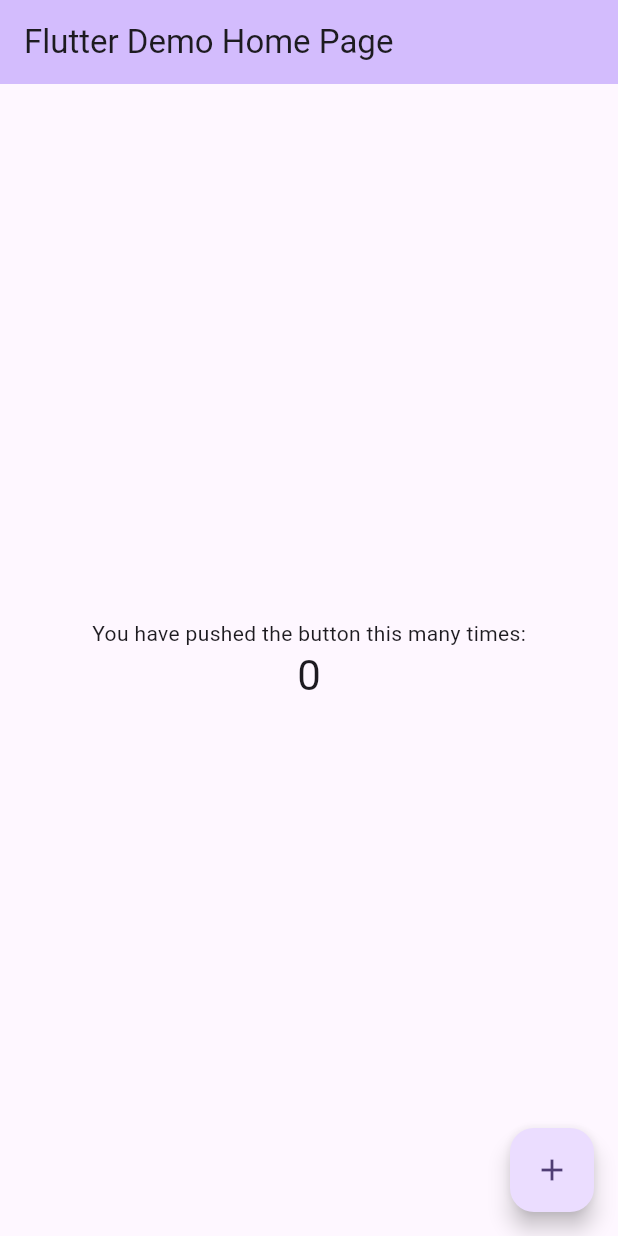
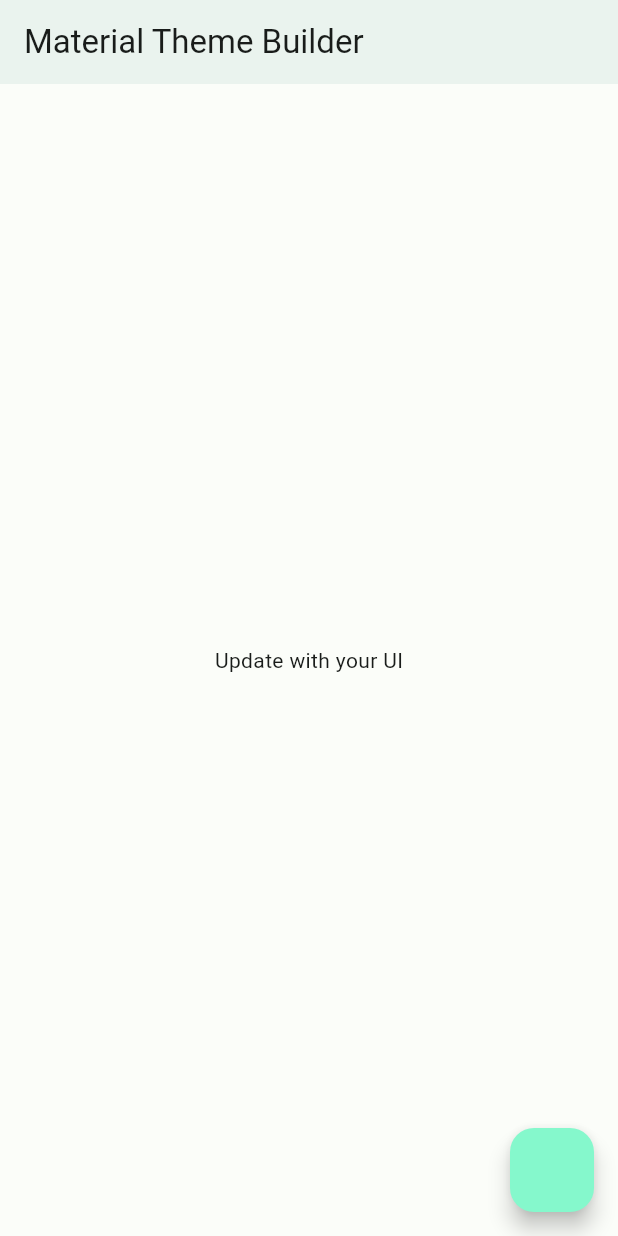
Before and after one commit to bisor0627/aja-aja-app, a Flutter app: the screen it shows after launch, on a phone screen of 412 x 824 dp. Run offline on Flutter 3.47's test engine with Material 2 defaults, Android fonts, the phone set to English and light mode, and no system bars; drawn by our look-alikes of dynamic_color.

Commit message:
✨ Add. Color Theme file
Ref: https://m3.material.io/theme-builder#/dynamic

```diff
--- a/lib/main.dart
+++ b/lib/main.dart
@@ -1,125 +1,75 @@
+import 'package:dynamic_color/dynamic_color.dart';
 import 'package:flutter/material.dart';
+
+import 'theme/theme.dart';
 
 void main() {
   runApp(const MyApp());
 }
 
 class MyApp extends StatelessWidget {
-  const MyApp({super.key});
+  const MyApp({Key? key}) : super(key: key);
 
   // This widget is the root of your application.
   @override
   Widget build(BuildContext context) {
+    return DynamicColorBuilder(
+      builder: (ColorScheme? lightDynamic, ColorScheme? darkDynamic) {
+        ColorScheme lightScheme;
+        ColorScheme darkScheme;
+
+        if (lightDynamic != null && darkDynamic != null) {
+          lightScheme = lightDynamic.harmonized();
+          lightCustomColors = lightCustomColors.harmonized(lightScheme);
+
+          // Repeat for the dark color scheme.
+          darkScheme = darkDynamic.harmonized();
+          darkCustomColors = darkCustomColors.harmonized(darkScheme);
+        } else {
+          // Otherwise, use fallback schemes.
+          lightScheme = lightColorScheme;
+          darkScheme = darkColorScheme;
+        }
+
         return MaterialApp(
-      title: 'Flutter Demo',
           theme: ThemeData(
-        // This is the theme of your application.
-        //
-        // TRY THIS: Try running your application with "flutter run". You'll see
-        // the application has a blue toolbar. Then, without quitting the app,
-        // try changing the seedColor in the colorScheme below to Colors.green
-        // and then invoke "hot reload" (save your changes or press the "hot
-        // reload" button in a Flutter-supported IDE, or press "r" if you used
-        // the command line to start the app).
-        //
-        // Notice that the counter didn't reset back to zero; the application
-        // state is not lost during the reload. To reset the state, use hot
-        // restart instead.
-        //
-        // This works for code too, not just values: Most code changes can be
-        // tested with just a hot reload.
-        colorScheme: ColorScheme.fromSeed(seedColor: Colors.deepPurple),
             useMaterial3: true,
+            colorScheme: lightScheme,
+            extensions: [lightCustomColors],
           ),
-      home: const MyHomePage(title: 'Flutter Demo Home Page'),
+          darkTheme: ThemeData(
+            useMaterial3: true,
+            colorScheme: darkScheme,
+            extensions: [darkCustomColors],
+          ),
+          home: const Home(),
+        );
+      },
     );
   }
 }
 
-class MyHomePage extends StatefulWidget {
-  const MyHomePage({super.key, required this.title});
+class Home extends StatelessWidget {
+  const Home({Key? key}) : super(key: key);
 
-  // This widget is the home page of your application. It is stateful, meaning
-  // that it has a State object (defined below) that contains fields that affect
-  // how it looks.
-
-  // This class is the configuration for the state. It holds the values (in this
-  // case the title) provided by the parent (in this case the App widget) and
-  // used by the build method of the State. Fields in a Widget subclass are
-  // always marked "final".
-
-  final String title;
-
-  @override
-  State<MyHomePage> createState() => _MyHomePageState();
-}
-
-class _MyHomePageState extends State<MyHomePage> {
-  int _counter = 0;
-
-  void _incrementCounter() {
-    setState(() {
-      // This call to setState tells the Flutter framework that something has
-      // changed in this State, which causes it to rerun the build method below
-      // so that the display can reflect the updated values. If we changed
-      // _counter without calling setState(), then the build method would not be
-      // called again, and so nothing would appear to happen.
-      _counter++;
-    });
-  }
-
+  // This widget is the root of your application.
   @override
   Widget build(BuildContext context) {
-    // This method is rerun every time setState is called, for instance as done
-    // by the _incrementCounter method above.
-    //
-    // The Flutter framework has been optimized to make rerunning build methods
-    // fast, so that you can just rebuild anything that needs updating rather
-    // than having to individually change instances of widgets.
     return Scaffold(
         appBar: AppBar(
-        // TRY THIS: Try changing the color here to a specific color (to
-        // Colors.amber, perhaps?) and trigger a hot reload to see the AppBar
-        // change color while the other colors stay the same.
-        backgroundColor: Theme.of(context).colorScheme.inversePrimary,
-        // Here we take the value from the MyHomePage object that was created by
-        // the App.build method, and use it to set our appbar title.
-        title: Text(widget.title),
+          elevation: 2,
+          title: Text("Material Theme Builder"),
         ),
         body: Center(
-        // Center is a layout widget. It takes a single child and positions it
-        // in the middle of the parent.
           child: Column(
-          // Column is also a layout widget. It takes a list of children and
-          // arranges them vertically. By default, it sizes itself to fit its
-          // children horizontally, and tries to be as tall as its parent.
-          //
-          // Column has various properties to control how it sizes itself and
-          // how it positions its children. Here we use mainAxisAlignment to
-          // center the children vertically; the main axis here is the vertical
-          // axis because Columns are vertical (the cross axis would be
-          // horizontal).
-          //
-          // TRY THIS: Invoke "debug painting" (choose the "Toggle Debug Paint"
-          // action in the IDE, or press "p" in the console), to see the
-          // wireframe for each widget.
             mainAxisAlignment: MainAxisAlignment.center,
-          children: <Widget>[
+            children: [
               const Text(
-              'You have pushed the button this many times:',
-            ),
-            Text(
-              '$_counter',
-              style: Theme.of(context).textTheme.headlineMedium,
+                'Update with your UI',
               ),
             ],
           ),
         ),
-      floatingActionButton: FloatingActionButton(
-        onPressed: _incrementCounter,
-        tooltip: 'Increment',
-        child: const Icon(Icons.add),
-      ), // This trailing comma makes auto-formatting nicer for build methods.
-    );
+        floatingActionButton: FloatingActionButton(onPressed: () => {}, tooltip: 'Increment'));
   }
 }
--- /dev/null
+++ b/lib/theme/color/color_schemes.dart
@@ -0,0 +1,69 @@
+import 'package:flutter/material.dart';
+
+const lightColorScheme = ColorScheme(
+  brightness: Brightness.light,
+  primary: Color(0xFF006C50),
+  onPrimary: Color(0xFFFFFFFF),
+  primaryContainer: Color(0xFF85F8CC),
+  onPrimaryContainer: Color(0xFF002116),
+  secondary: Color(0xFF4C6359),
+  onSecondary: Color(0xFFFFFFFF),
+  secondaryContainer: Color(0xFFCEE9DB),
+  onSecondaryContainer: Color(0xFF092017),
+  tertiary: Color(0xFF3F6374),
+  onTertiary: Color(0xFFFFFFFF),
+  tertiaryContainer: Color(0xFFC2E8FD),
+  onTertiaryContainer: Color(0xFF001F2A),
+  error: Color(0xFFBA1A1A),
+  errorContainer: Color(0xFFFFDAD6),
+  onError: Color(0xFFFFFFFF),
+  onErrorContainer: Color(0xFF410002),
+  background: Color(0xFFFBFDF9),
+  onBackground: Color(0xFF191C1A),
+  surface: Color(0xFFFBFDF9),
+  onSurface: Color(0xFF191C1A),
+  surfaceVariant: Color(0xFFDBE5DE),
+  onSurfaceVariant: Color(0xFF404944),
+  outline: Color(0xFF707974),
+  onInverseSurface: Color(0xFFEFF1EE),
+  inverseSurface: Color(0xFF2E312F),
+  inversePrimary: Color(0xFF67DBB1),
+  shadow: Color(0xFF000000),
+  surfaceTint: Color(0xFF006C50),
+  outlineVariant: Color(0xFFBFC9C2),
+  scrim: Color(0xFF000000),
+);
+
+const darkColorScheme = ColorScheme(
+  brightness: Brightness.dark,
+  primary: Color(0xFF67DBB1),
+  onPrimary: Color(0xFF003828),
+  primaryContainer: Color(0xFF00513B),
+  onPrimaryContainer: Color(0xFF85F8CC),
+  secondary: Color(0xFFB3CCBF),
+  onSecondary: Color(0xFF1E352C),
+  secondaryContainer: Color(0xFF354B41),
+  onSecondaryContainer: Color(0xFFCEE9DB),
+  tertiary: Color(0xFFA6CCE0),
+  onTertiary: Color(0xFF093544),
+  tertiaryContainer: Color(0xFF264B5C),
+  onTertiaryContainer: Color(0xFFC2E8FD),
+  error: Color(0xFFFFB4AB),
+  errorContainer: Color(0xFF93000A),
+  onError: Color(0xFF690005),
+  onErrorContainer: Color(0xFFFFDAD6),
+  background: Color(0xFF191C1A),
+  onBackground: Color(0xFFE1E3DF),
+  surface: Color(0xFF191C1A),
+  onSurface: Color(0xFFE1E3DF),
+  surfaceVariant: Color(0xFF404944),
+  onSurfaceVariant: Color(0xFFBFC9C2),
+  outline: Color(0xFF89938D),
+  onInverseSurface: Color(0xFF191C1A),
+  inverseSurface: Color(0xFFE1E3DF),
+  inversePrimary: Color(0xFF006C50),
+  shadow: Color(0xFF000000),
+  surfaceTint: Color(0xFF67DBB1),
+  outlineVariant: Color(0xFF404944),
+  scrim: Color(0xFF000000),
+);
--- /dev/null
+++ b/lib/theme/theme.dart
@@ -0,0 +1,2 @@
+export 'color/color_schemes.dart';
+export 'color/custom_color.dart';
--- a/pubspec.yaml
+++ b/pubspec.yaml
@@ -35,6 +35,7 @@ dependencies:
   # The following adds the Cupertino Icons font to your application.
   # Use with the CupertinoIcons class for iOS style icons.
   cupertino_icons: ^1.0.2
+  dynamic_color: ^1.6.5
 
 dev_dependencies:
   flutter_test:
```
Also changed, not shown: lib/theme/color/custom_color.dart (added, +116 -0 lines), pubspec.lock, 3 other files. Lines whose indentation alone changed are shown as unchanged.
